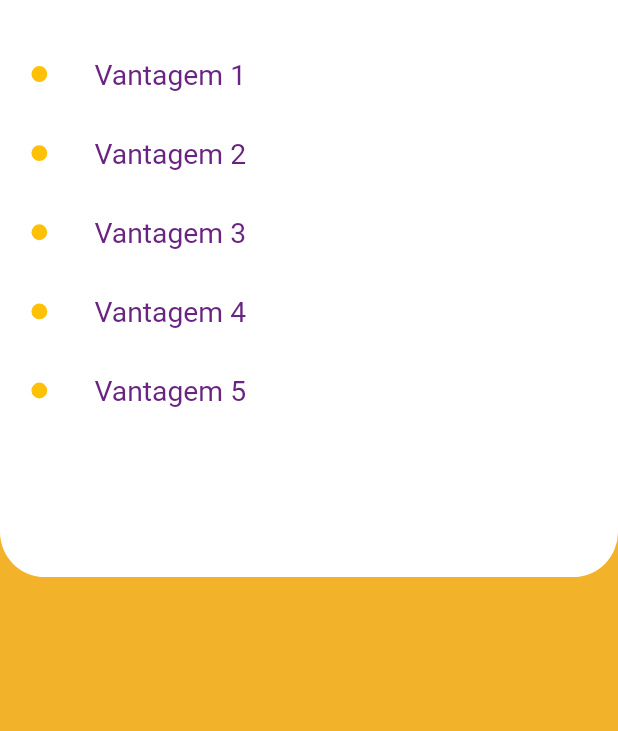
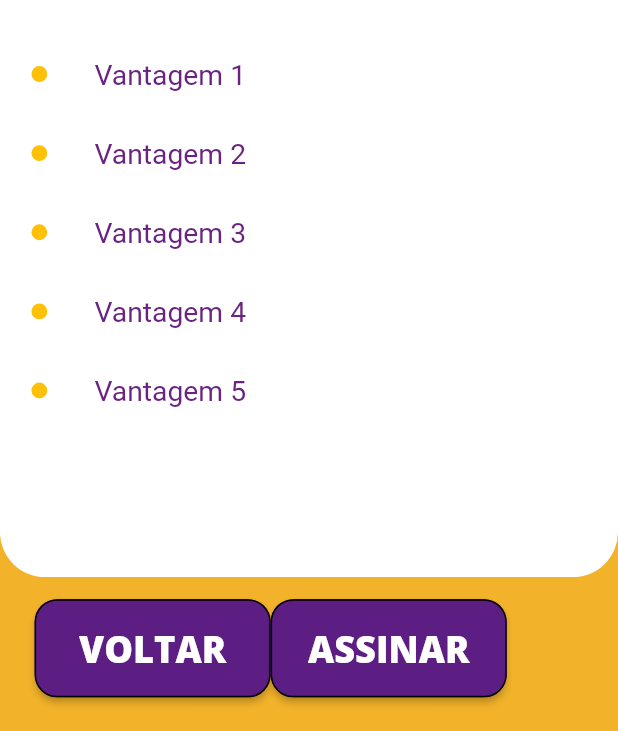
Before and after one commit to AegonX007/Projeto_Porto_Digital-Teclar, a Flutter app: the GavetaMenu screen opened by its route, after a tap on "Seja Premium!", on a phone screen of 412 x 824 dp, the part 505-1236 px from its top. Run offline on Flutter 3.47's test engine with Material 2 defaults, Android fonts, the phone set to English and light mode, and no system bars; our stand-ins replace audioplayers, cloud_firestore, email_validator, firebase_auth, firebase_storage, flare_flutter and 6 more; missing offline and left inert: bloc_pattern, mercado_pago_mobile_checkout; accounts and stored records are empty; Roboto replaces fonts that are missing (Open Sans Bold).

Commit message:
API MERCADO PAGO

```diff
--- a/lib/ui_menu/gaveta.dart
+++ b/lib/ui_menu/gaveta.dart
@@ -230,7 +230,7 @@ class _GavetaMenuState extends State<GavetaMenu> {
                                             margin:
                                                 EdgeInsets.only(right: 50.w),
                                             height: 48.h,
-                                            child: RaisedButton(
+                                            child: FlatButton(
                                               onPressed: () {
                                                 Navigator.pushNamed(
                                                     context, "/MeuPerfil");
--- a/lib/ui_menu/sejaPremium.dart
+++ b/lib/ui_menu/sejaPremium.dart
@@ -1,5 +1,6 @@
 import 'package:flutter/material.dart';
 import 'package:flutter_screenutil/flutter_screenutil.dart';
+import 'package:mercado_pago_mobile_checkout/mercado_pago_mobile_checkout.dart';
 
 class SejaPremium extends StatefulWidget {
   @override
@@ -175,6 +176,65 @@ class _SejaPremiumState extends State<SejaPremium> {
               ],
             ),
           ),
+          Row(
+            children: [
+              Container(
+                  margin: EdgeInsets.only(left: 22.w, top: 14.h),
+                  child: Container(
+                    height: 62.h,
+                    width: 150.w,
+                    child: RaisedButton(
+                      textColor: Colors.white,
+                      splashColor: Color(0xfffab611),
+                      color: Color.fromARGB(255, 93, 30, 132),
+                      shape: RoundedRectangleBorder(
+                          borderRadius: BorderRadius.circular(15.0),
+                          side: BorderSide(color: Colors.black)),
+                      onPressed: () {
+                        Navigator.pushNamed(context, "/Menu");
+                      },
+                      child: Text(
+                        "VOLTAR",
+                        style: TextStyle(
+                          fontFamily: 'Open Sans Extra Bold',
+                          fontSize: 23.ssp,
+                          fontWeight: FontWeight.bold,
+                        ),
+                      ),
+                    ),
+                  )),
+              Container(
+                  margin: EdgeInsets.only(right: 22.w, top: 14.h),
+                  child: Container(
+                    height: 62.h,
+                    width: 150.w,
+                    child: RaisedButton(
+                      textColor: Colors.white,
+                      splashColor: Color(0xfffab611),
+                      color: Color.fromARGB(255, 93, 30, 132),
+                      shape: RoundedRectangleBorder(
+                          borderRadius: BorderRadius.circular(15.0),
+                          side: BorderSide(color: Colors.black)),
+                      onPressed: () async {
+                        PaymentResult result =
+                            await MercadoPagoMobileCheckout.startCheckout(
+                                "TEST-8b7dde5f-d871-460a-b0a6-4b71893c54d7",
+                                "677705713-da85e600-0358-4e22-b15b-35374589105c");
+                        print(result.toString());
+                      },
+                      child: Text(
+                        "ASSINAR",
+                        style: TextStyle(
+                          fontFamily: 'Open Sans Extra Bold',
+                          fontSize: 23.ssp,
+                          fontWeight: FontWeight.bold,
+                        ),
+                      ),
+                    ),
+                  )),
+
+            ],
+          ),
         ],
       ),
     );
--- a/pubspec.yaml
+++ b/pubspec.yaml
@@ -34,6 +34,7 @@ dependencies:
   cloud_firestore: ^0.12.5
   firebase_storage: ^3.0.1
   firebase_auth: ^0.11.1+6
+  mercado_pago_mobile_checkout: ^0.0.3
 
   # The following adds the Cupertino Icons font to your application.
   # Use with the CupertinoIcons class for iOS style icons.
```
Also changed, not shown: pubspec.lock, 1 other file.
